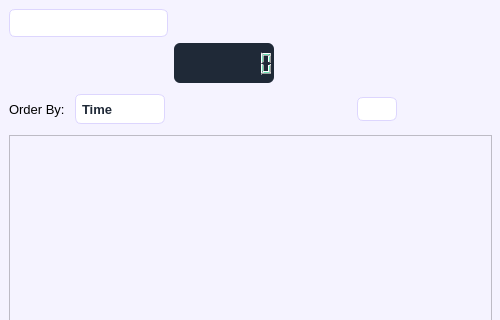
jialinliu0817/AddressBook, file addressbook.ui: the form before one commit; both pictures show x 0 to 500 and y 0 to 320 of the 500 by 699 pixel window.
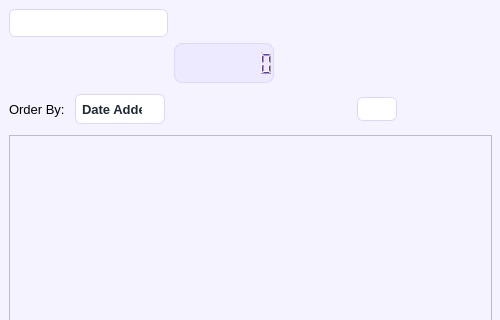
The form after the commit. Icons and pictures are not drawn.

The edit to the form file:
```diff
--- a/addressbook.ui
+++ b/addressbook.ui
@@ -137,9 +137,10 @@
        </size>
       </property>
       <property name="styleSheet">
-       <string notr="true">background-color: #1F2937;
-color: #6EE7B7;
-border-radius: 6px;
+       <string notr="true">background-color: #EDE9FE;
+color: #6D28D9;
+border: 1px solid #DDD6FE;
+border-radius: 8px;
 padding: 2px;</string>
       </property>
       <property name="digitCount">
@@ -359,14 +360,14 @@
 </string>
         </property>
         <property name="currentText">
-         <string>Time</string>
+         <string>Date Added</string>
         </property>
         <property name="insertPolicy">
          <enum>QComboBox::InsertPolicy::InsertAfterCurrent</enum>
         </property>
         <item>
          <property name="text">
-          <string>Time</string>
+          <string>Date Added</string>
          </property>
         </item>
         <item>
```
Left out of the diff: 2 changed lines with no effect on the pictures.
